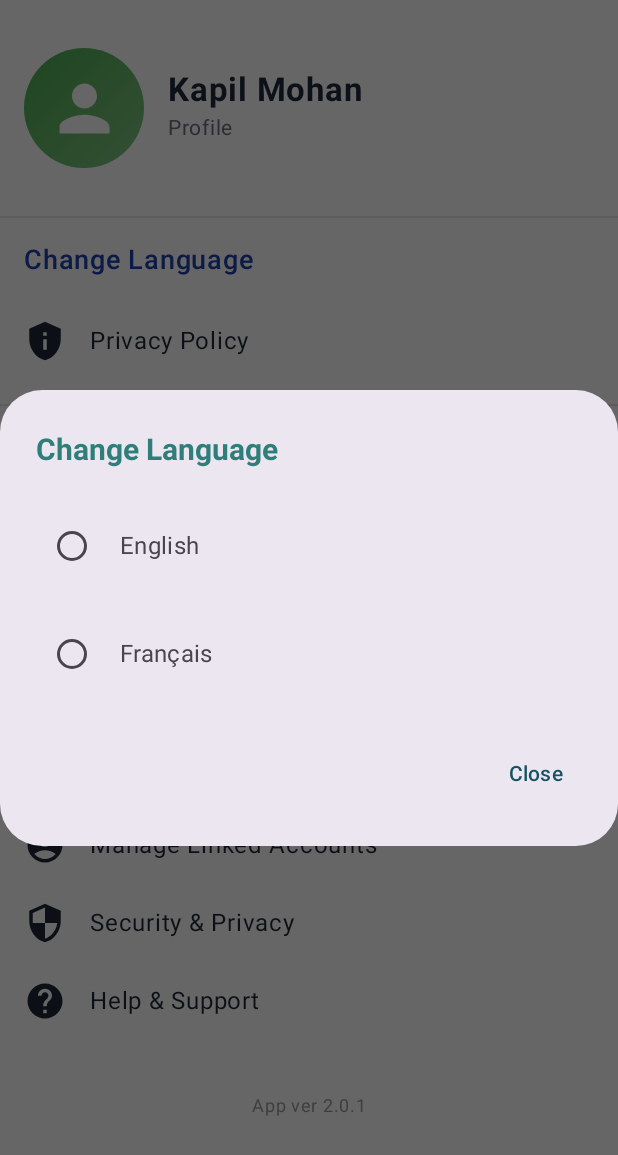
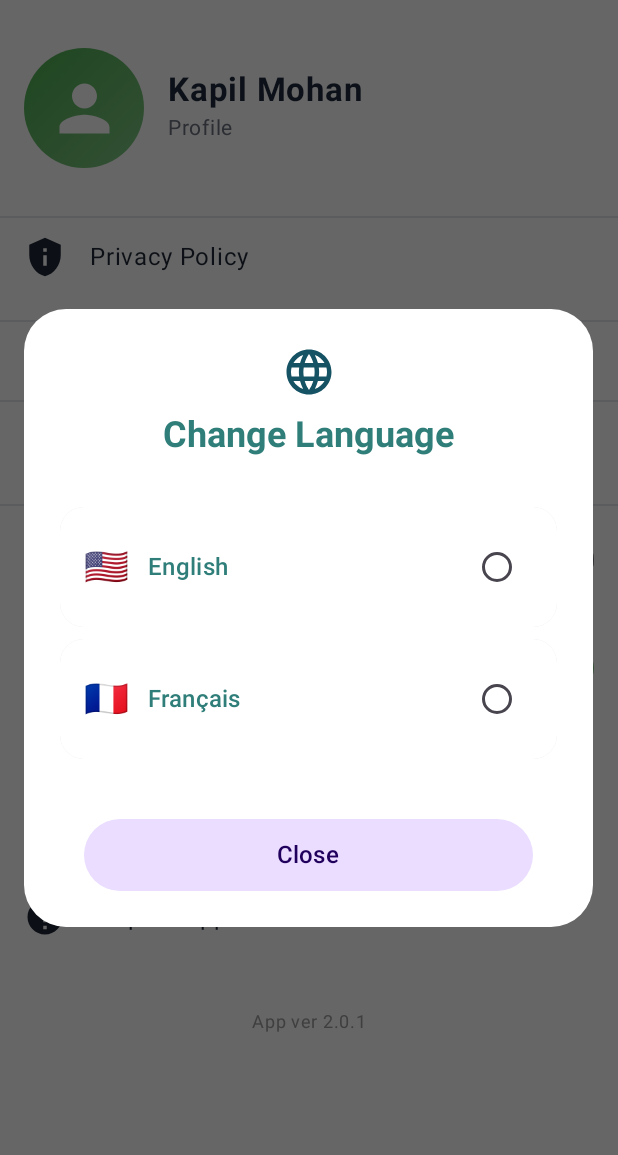
Before and after one commit to Tayaa01/SmartSpend_Android, an Android app built with Jetpack Compose: the composable ProfileView shown on its own in the app's theme, after a tap on "Language", on a phone screen of 412 x 824 dp. Shown: the top 1155 px of the screen. Run offline under Robolectric (Android 15) with nearby library versions, the light colour scheme and no system bars.

Commit message:
Update ProfileView.kt

```diff
--- a/app/src/main/java/tn/esprit/smartspend/views/ProfileView.kt
+++ b/app/src/main/java/tn/esprit/smartspend/views/ProfileView.kt
@@ -19,6 +19,15 @@ import androidx.compose.ui.unit.dp
 import androidx.compose.ui.unit.sp
 import tn.esprit.smartspend.utils.SharedPrefsManager
 import tn.esprit.smartspend.utils.TranslationManager
+import androidx.compose.animation.animateColorAsState
+import androidx.compose.foundation.shape.RoundedCornerShape
+import androidx.compose.material3.ButtonDefaults
+import androidx.compose.material3.CardDefaults
+import androidx.compose.material3.RadioButtonDefaults
+import androidx.compose.material3.MaterialTheme
+import androidx.compose.ui.text.style.TextAlign
+import androidx.compose.material3.Card
+import androidx.compose.ui.window.DialogProperties
 
 @Composable
 fun ProfileView(
@@ -97,13 +106,7 @@ fun ProfileView(
         // Main Settings Section
         Spacer(modifier = Modifier.height(16.dp))
         Divider(color = Color(0xFFE5E7EB), thickness = 1.dp)
-        Text(
-            text = TranslationManager.getTranslation("change_language"),
-            fontSize = 18.sp,
-            fontWeight = FontWeight.SemiBold,
-            color = Color(0xFF1E40AF),
-            modifier = Modifier.padding(16.dp)
-        )
+
         SettingsItem(
             title = TranslationManager.getTranslation("privacy_policy"),
             icon = Icons.Default.PrivacyTip,
@@ -259,55 +262,125 @@ fun LanguageSelectionDialog(
 ) {
     AlertDialog(
         onDismissRequest = { onDismiss() },
+        properties = DialogProperties(dismissOnClickOutside = true),
+        containerColor = MaterialTheme.colorScheme.surface,
+        shape = RoundedCornerShape(28.dp),
+        modifier = Modifier.fillMaxWidth(0.92f),
         title = {
+            Column(
+                modifier = Modifier.fillMaxWidth(),
+                horizontalAlignment = Alignment.CenterHorizontally
+            ) {
+                Icon(
+                    imageVector = Icons.Default.Language,
+                    contentDescription = null,
+                    modifier = Modifier.size(36.dp),
+                    tint = MaterialTheme.colorScheme.primary
+                )
+                Spacer(modifier = Modifier.height(8.dp))
                 Text(
                     text = TranslationManager.getTranslation("change_language"),
-                fontSize = 20.sp,
-                fontWeight = FontWeight.Bold
+                    fontSize = 24.sp,
+                    fontWeight = FontWeight.Bold,
+                    textAlign = TextAlign.Center
                 )
+            }
         },
         text = {
-            Column {
+            Column(
+                modifier = Modifier
+                    .fillMaxWidth()
+                    .padding(vertical = 16.dp)
+            ) {
                 LanguageOption(
-                    language = "en",
-                    label = "English",
+                    languageCode = "en",
+                    languageName = "English",
+                    flag = "🇺🇸",
                     isSelected = currentLanguage == "en",
                     onSelect = { onLanguageSelected("en") }
                 )
                 Spacer(modifier = Modifier.height(8.dp))
                 LanguageOption(
-                    language = "fr",
-                    label = "Français",
+                    languageCode = "fr",
+                    languageName = "Français",
+                    flag = "🇫🇷",
                     isSelected = currentLanguage == "fr",
                     onSelect = { onLanguageSelected("fr") }
                 )
             }
         },
         confirmButton = {
-            TextButton(onClick = { onDismiss() }) {
-                Text(text = TranslationManager.getTranslation("close"))
+            TextButton(
+                onClick = { onDismiss() },
+                modifier = Modifier
+                    .fillMaxWidth()
+                    .padding(horizontal = 16.dp)
+                    .height(48.dp),
+                shape = RoundedCornerShape(24.dp),
+                colors = ButtonDefaults.textButtonColors(
+                    containerColor = MaterialTheme.colorScheme.primaryContainer,
+                    contentColor = MaterialTheme.colorScheme.onPrimaryContainer
+                )
+            ) {
+                Text(
+                    text = TranslationManager.getTranslation("close"),
+                    fontSize = 16.sp,
+                    fontWeight = FontWeight.Medium
+                )
             }
         }
     )
 }
 
 @Composable
-fun LanguageOption(language: String, label: String, isSelected: Boolean, onSelect: () -> Unit) {
+fun LanguageOption(
+    languageCode: String,
+    languageName: String,
+    flag: String,
+    isSelected: Boolean,
+    onSelect: () -> Unit
+) {
+    val backgroundColor = animateColorAsState(
+        targetValue = if (isSelected)
+            MaterialTheme.colorScheme.primaryContainer.copy(alpha = 0.5f)
+        else MaterialTheme.colorScheme.surface,
+        label = "backgroundColor"
+    )
+
+    Card(
+        modifier = Modifier
+            .fillMaxWidth()
+            .clickable { onSelect() },
+        shape = RoundedCornerShape(16.dp),
+        elevation = CardDefaults.cardElevation(
+            defaultElevation = if (isSelected) 4.dp else 0.dp
+        )
+    ) {
         Row(
             modifier = Modifier
                 .fillMaxWidth()
-            .clickable { onSelect() }
-            .padding(vertical = 8.dp),
+                .background(backgroundColor.value)
+                .padding(16.dp),
             verticalAlignment = Alignment.CenterVertically
         ) {
+            Text(
+                text = flag,
+                fontSize = 24.sp,
+                modifier = Modifier.padding(end = 12.dp)
+            )
+            Text(
+                text = languageName,
+                fontSize = 16.sp,
+                fontWeight = FontWeight.Medium,
+                modifier = Modifier.weight(1f)
+            )
             RadioButton(
                 selected = isSelected,
-            onClick = { onSelect() }
+                onClick = { onSelect() },
+                colors = RadioButtonDefaults.colors(
+                    selectedColor = MaterialTheme.colorScheme.primary
                 )
-        Spacer(modifier = Modifier.width(8.dp))
-        Text(
-            text = label,
-            fontSize = 16.sp
             )
         }
     }
+}
```
Lines whose indentation alone changed are shown as unchanged.
